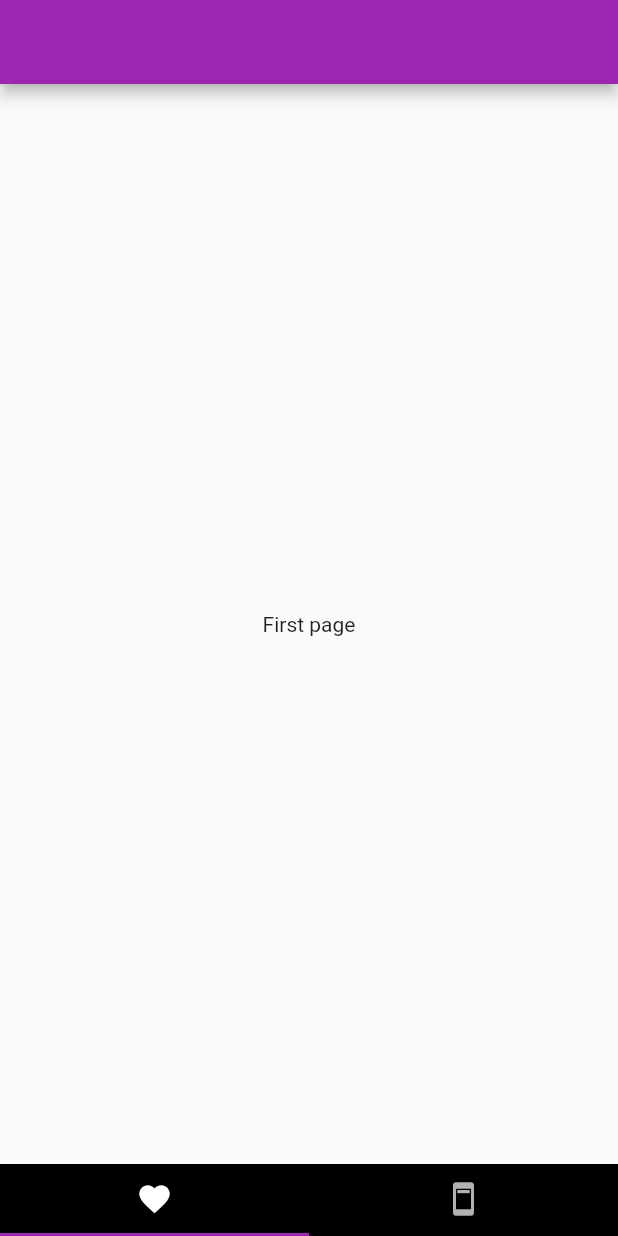
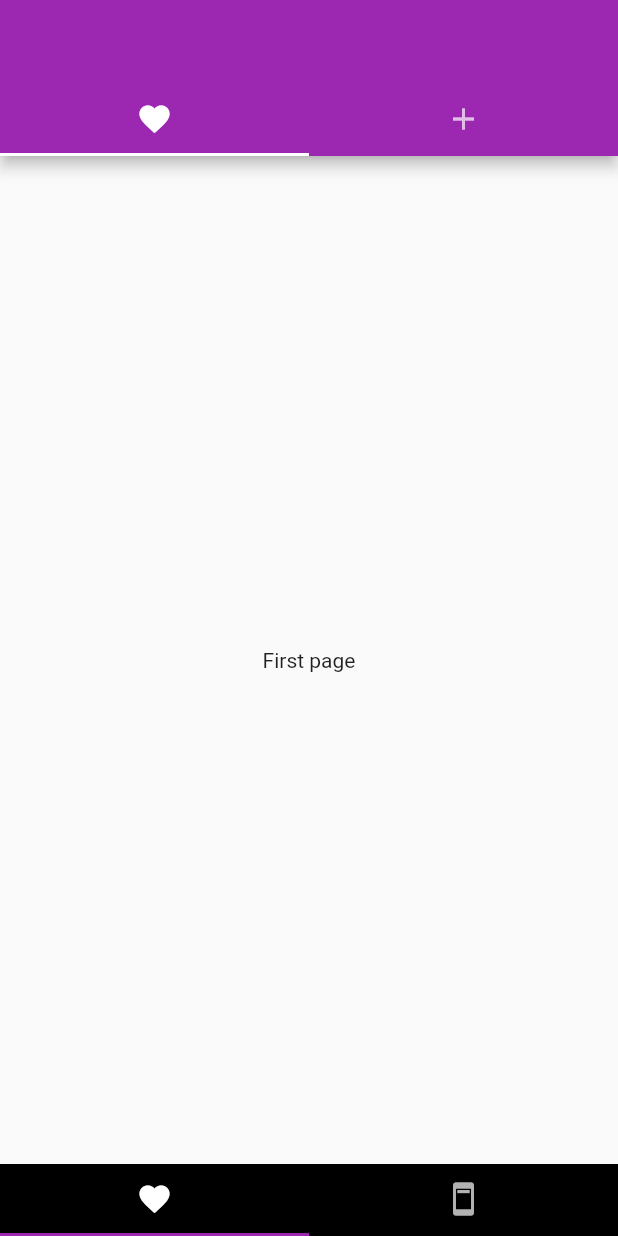
Before and after one commit to AmalNaroth/Tabs--BottomNavigationbar-Stipper-Snackbar, a Flutter app: the screen it shows after launch, on a phone screen of 412 x 824 dp. Run offline on Flutter 3.47's test engine with Material 2 defaults, Android fonts, the phone set to English and light mode, and no system bars.

```diff
--- a/lib/home.dart
+++ b/lib/home.dart
@@ -38,7 +38,14 @@ class _HomepageState extends State<Homepage> with SingleTickerProviderStateMixin
   @override
   Widget build(BuildContext context) {
     return  Scaffold(
-      appBar: AppBar(),
+      appBar: AppBar(
+        bottom: TabBar(
+          controller: tabController,
+          tabs: [
+          Tab(icon: Icon(Icons.favorite),),
+          Tab(icon: Icon(Icons.add),)
+        ])
+      ),
       body: uitabwidget(),
       bottomNavigationBar: Material(
         color: Colors.black,
```
